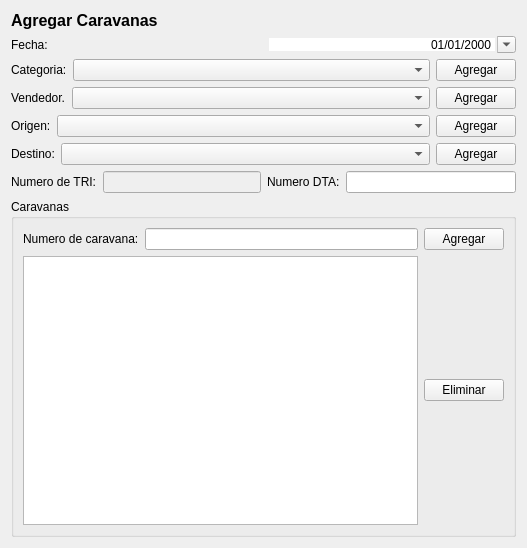
chungote/gestotux, file trunk/plugins/aCarCorr/FormMovimientoBase.ui: the form before one commit.
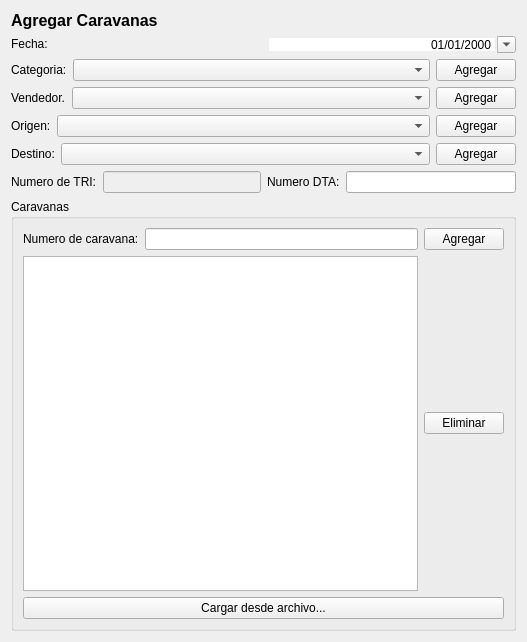
The form after the commit.

Patch:
```diff
--- a/trunk/plugins/aCarCorr/FormMovimientoBase.ui
+++ b/trunk/plugins/aCarCorr/FormMovimientoBase.ui
@@ -6,7 +6,7 @@
     <x>0</x>
     <y>0</y>
     <width>527</width>
-    <height>548</height>
+    <height>642</height>
    </rect>
   </property>
   <property name="windowTitle" >
@@ -27,6 +27,12 @@
     <layout class="QHBoxLayout" >
      <item>
       <widget class="QLabel" name="label_2" >
+       <property name="sizePolicy" >
+        <sizepolicy vsizetype="Fixed" hsizetype="Preferred" >
+         <horstretch>0</horstretch>
+         <verstretch>0</verstretch>
+        </sizepolicy>
+       </property>
        <property name="text" >
         <string>Fecha:</string>
        </property>
@@ -307,6 +313,13 @@
         </item>
        </layout>
       </item>
+      <item>
+       <widget class="QPushButton" name="PBCargarArchivo" >
+        <property name="text" >
+         <string>Cargar desde archivo...</string>
+        </property>
+       </widget>
+      </item>
      </layout>
     </widget>
    </item>
```
Left out of the diff: 12 changed lines with no effect on the pictures.
